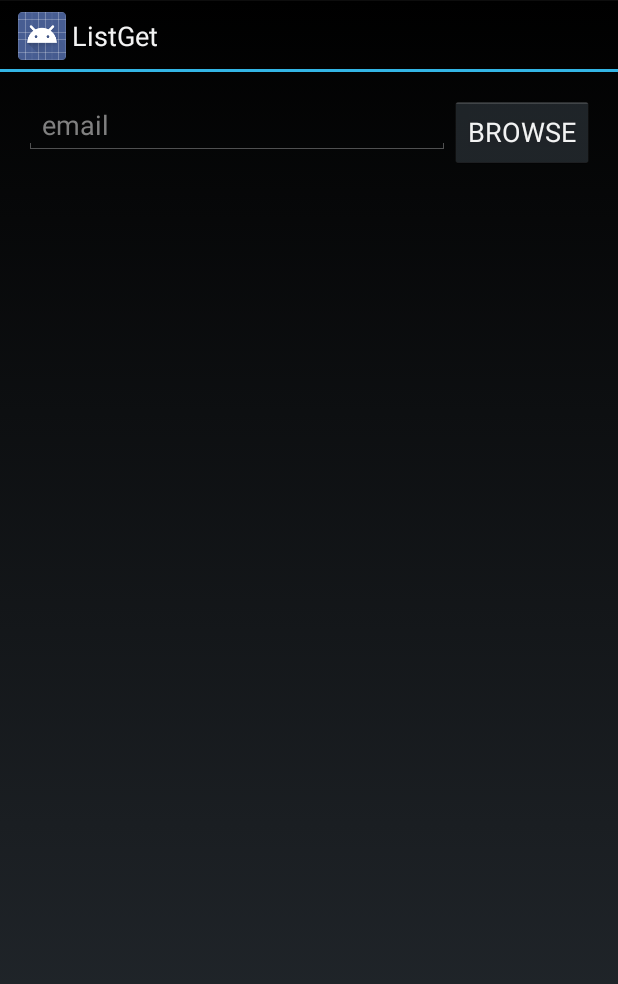
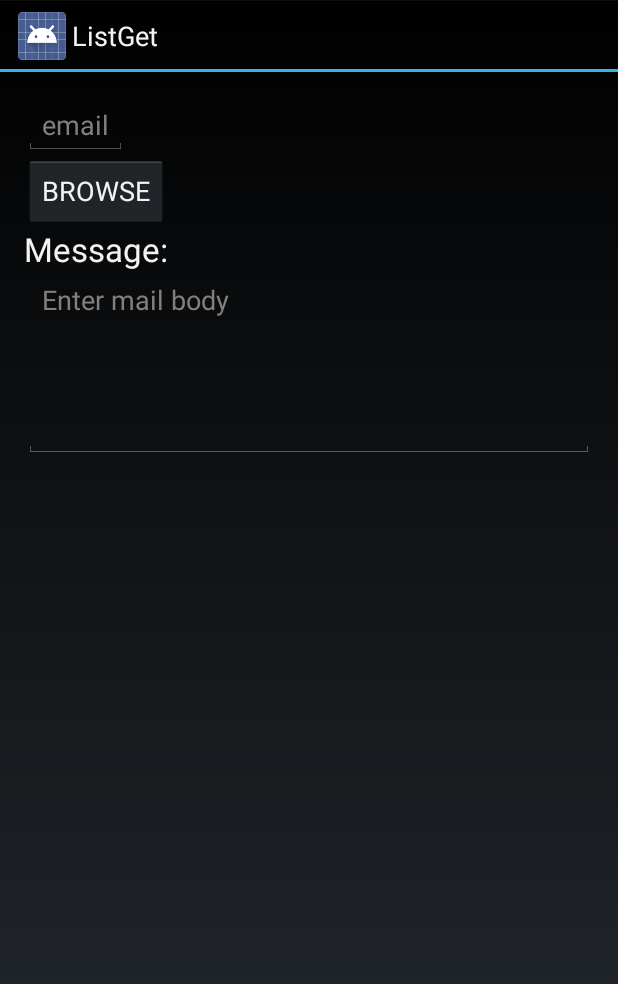
Before and after one commit to nBeebz/ListGet, an Android app: the layout activity_contact_pickers.xml on its own in the app's theme, with its tools: preview values and no code run, on a phone screen of 412 x 824 dp. Shown: the top 984 px of the screen. Run offline under Robolectric (Android 15) with nearby library versions, the phone set to English and light mode, and no system bars.

Commit message:
Contact picker java class and contact_picker layout included in branch. Layout has a edit text field and browse button that allows users to select a contact from their current contact list.

```diff
--- a/app/src/main/AndroidManifest.xml
+++ b/app/src/main/AndroidManifest.xml
@@ -31,7 +31,7 @@
             android:label="@string/title_activity_edit_item" >
         </activity>
         <activity
-            android:name="com.example.nav.listget.Contact_pickers"
+            android:name="com.example.nav.listget.Activities.ContactPicker"
             android:label="@string/title_activity_contact_pickers" >
         </activity>
     </application>
--- a/app/src/main/res/layout/activity_contact_pickers.xml
+++ b/app/src/main/res/layout/activity_contact_pickers.xml
@@ -1,9 +1,10 @@
-<RelativeLayout xmlns:android="http://schemas.android.com/apk/res/android"
+<LinearLayout xmlns:android="http://schemas.android.com/apk/res/android"
     xmlns:tools="http://schemas.android.com/tools" android:layout_width="match_parent"
     android:layout_height="match_parent" android:paddingLeft="@dimen/activity_horizontal_margin"
     android:paddingRight="@dimen/activity_horizontal_margin"
     android:paddingTop="@dimen/activity_vertical_margin"
-    android:paddingBottom="@dimen/activity_vertical_margin" tools:context=".MainActivity">
+    android:paddingBottom="@dimen/activity_vertical_margin" tools:context=".MainActivity"
+    android:orientation="vertical">
     <EditText
         android:layout_height="wrap_content"
         android:hint="email"
@@ -19,4 +20,20 @@
         android:text="BROWSE"
         android:layout_alignParentRight="true"
         android:onClick="doLaunchContactPicker"></Button>
-</RelativeLayout>
+
+    <TextView
+        android:layout_width="wrap_content"
+        android:layout_height="wrap_content"
+        android:text="Message:"
+        android:textAppearance="?android:attr/textAppearanceLarge" />
+
+    <EditText
+        android:id="@+id/emailBody"
+        android:layout_width="fill_parent"
+        android:layout_height="wrap_content"
+        android:gravity="top"
+        android:hint="Enter mail body"
+        android:inputType="textMultiLine"
+        android:lines="5" />
+
+</LinearLayout>
--- a/app/src/main/res/menu/item.xml
+++ b/app/src/main/res/menu/item.xml
@@ -7,7 +7,7 @@
         android:showAsAction="never" />
     <item android:id="@+id/share"
         android:title="Share"
-        android:orderInCategory="2"
+        android:orderInCategory="1"
         android:showAsAction="collapseActionView">
         <menu>
             <item android:id="@+id/from_contacts"
@@ -22,6 +22,6 @@
     </item>
     <item android:id="@+id/edit"
         android:title="Edit"
-        android:orderInCategory="3"
+        android:orderInCategory="2"
         android:showAsAction="collapseActionView"/>
 </menu>
```
Also changed, not shown: app/src/main/java/com/example/nav/listget/Activities/ItemActivity.java (+8 -9 lines), app/src/main/res/menu/menu_contact_pickers.xml (+13 -0 lines).
